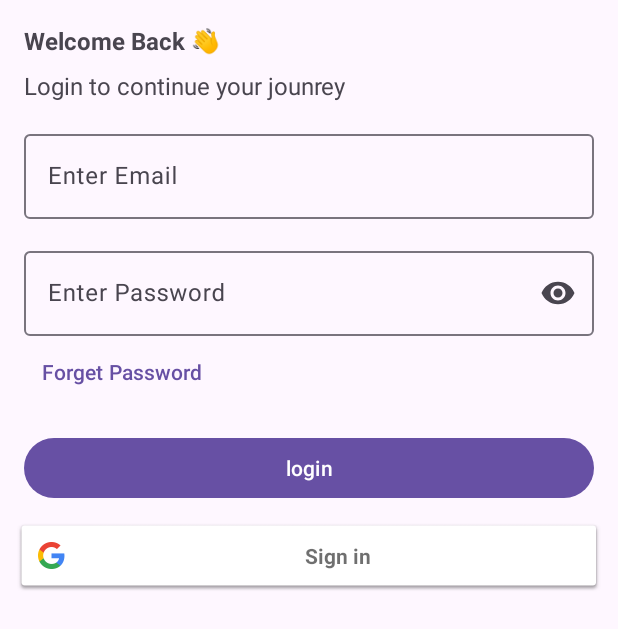
After one commit to neeldoshii/Habit-Tracker, an Android app: the LoginFragment screen opened through its navigation route, on a phone screen of 412 x 824 dp. The commit adds this screen. Shown: the top 629 px of the screen. Run offline under Robolectric (Android 15) with nearby library versions, the phone set to English and light mode, and no system bars.

Commit message:
Replaced `MainActivity` with `BaseActivity`
The `BaseActivity` serves as a container to decide what to load onboarding screen, login screen, or main HomeScreen.

TODO : Only one fragment iwll be needed for onboarding screen and it will be handled with viewpager for swipe. Remove `FragmentOnboardingOne`, `FragmentOnboardingTwo`, `FragmentOnboardingThree`.

```diff
--- a/app/src/main/AndroidManifest.xml
+++ b/app/src/main/AndroidManifest.xml
@@ -13,7 +13,10 @@
         android:theme="@style/Theme.HabitTracker"
         tools:targetApi="31">
         <activity
-            android:name=".MainActivity"
+            android:name=".afterlogin"
+            android:exported="false" />
+        <activity
+            android:name=".BaseActivity"
             android:exported="true">
             <intent-filter>
                 <action android:name="android.intent.action.MAIN" />
--- /dev/null
+++ b/app/src/main/java/com/example/habittracker/BaseActivity.kt
@@ -0,0 +1,46 @@
+package com.example.habittracker
+
+import android.os.Bundle
+import androidx.appcompat.app.AppCompatActivity
+
+class BaseActivity : AppCompatActivity() {
+    override fun onCreate(savedInstanceState: Bundle?) {
+        super.onCreate(savedInstanceState)
+        setContentView(R.layout.base_activity)
+
+        /*
+        if (alreadyloggedin()){
+            val intent = Intent(this,afterlogin::class.java)
+            startActivity(intent)
+        }
+
+        val loginbtn = findViewById<Button>(R.id.loginbtn)
+        loginbtn.setOnClickListener {
+
+            val sharedPreferences = this.getSharedPreferences("MySharedPrefference", Context.MODE_PRIVATE)
+                ?: return@setOnClickListener
+            with(sharedPreferences.edit()){
+                putBoolean("savedText",true)
+                apply()
+            }
+
+            val intent = Intent(this,afterlogin::class.java)
+            startActivity(intent)
+        }
+
+         */
+
+
+
+
+    }
+    /*
+    private fun alreadyloggedin(): Boolean {
+        val sharedPreferences = getSharedPreferences("MySharedPrefference", Context.MODE_PRIVATE)
+        return sharedPreferences.getBoolean("savedText", false)
+
+    }
+
+    */
+
+}
--- /dev/null
+++ b/app/src/main/java/com/example/habittracker/BaseFragment.kt
@@ -0,0 +1,59 @@
+package com.example.habittracker
+
+import android.os.Bundle
+import androidx.fragment.app.Fragment
+import android.view.LayoutInflater
+import android.view.View
+import android.view.ViewGroup
+
+// TODO: Rename parameter arguments, choose names that match
+// the fragment initialization parameters, e.g. ARG_ITEM_NUMBER
+private const val ARG_PARAM1 = "param1"
+private const val ARG_PARAM2 = "param2"
+
+/**
+ * A simple [Fragment] subclass.
+ * Use the [BaseFragment.newInstance] factory method to
+ * create an instance of this fragment.
+ */
+class BaseFragment : Fragment() {
+    // TODO: Rename and change types of parameters
+    private var param1: String? = null
+    private var param2: String? = null
+
+    override fun onCreate(savedInstanceState: Bundle?) {
+        super.onCreate(savedInstanceState)
+        arguments?.let {
+            param1 = it.getString(ARG_PARAM1)
+            param2 = it.getString(ARG_PARAM2)
+        }
+    }
+
+    override fun onCreateView(
+        inflater: LayoutInflater, container: ViewGroup?,
+        savedInstanceState: Bundle?
+    ): View? {
+        // Inflate the layout for this fragment
+        return inflater.inflate(R.layout.fragment_base, container, false)
+    }
+
+    companion object {
+        /**
+         * Use this factory method to create a new instance of
+         * this fragment using the provided parameters.
+         *
+         * @param param1 Parameter 1.
+         * @param param2 Parameter 2.
+         * @return A new instance of fragment BaseFragment.
+         */
+        // TODO: Rename and change types and number of parameters
+        @JvmStatic
+        fun newInstance(param1: String, param2: String) =
+            BaseFragment().apply {
+                arguments = Bundle().apply {
+                    putString(ARG_PARAM1, param1)
+                    putString(ARG_PARAM2, param2)
+                }
+            }
+    }
+}
--- /dev/null
+++ b/app/src/main/java/com/example/habittracker/LoginFragment.kt
@@ -0,0 +1,59 @@
+package com.example.habittracker
+
+import android.os.Bundle
+import android.view.LayoutInflater
+import android.view.View
+import android.view.ViewGroup
+import androidx.fragment.app.Fragment
+
+// TODO: Rename parameter arguments, choose names that match
+// the fragment initialization parameters, e.g. ARG_ITEM_NUMBER
+private const val ARG_PARAM1 = "param1"
+private const val ARG_PARAM2 = "param2"
+
+/**
+ * A simple [Fragment] subclass.
+ * Use the [LoginFragment.newInstance] factory method to
+ * create an instance of this fragment.
+ */
+class LoginFragment : Fragment() {
+    // TODO: Rename and change types of parameters
+    private var param1: String? = null
+    private var param2: String? = null
+
+    override fun onCreate(savedInstanceState: Bundle?) {
+        super.onCreate(savedInstanceState)
+        arguments?.let {
+            param1 = it.getString(ARG_PARAM1)
+            param2 = it.getString(ARG_PARAM2)
+        }
+    }
+
+    override fun onCreateView(
+        inflater: LayoutInflater, container: ViewGroup?,
+        savedInstanceState: Bundle?
+    ): View? {
+        // Inflate the layout for this fragment
+        return inflater.inflate(R.layout.fragment_login, container, false)
+    }
+
+    companion object {
+        /**
+         * Use this factory method to create a new instance of
+         * this fragment using the provided parameters.
+         *
+         * @param param1 Parameter 1.
+         * @param param2 Parameter 2.
+         * @return A new instance of fragment LoginFragment.
+         */
+        // TODO: Rename and change types and number of parameters
+        @JvmStatic
+        fun newInstance(param1: String, param2: String) =
+            LoginFragment().apply {
+                arguments = Bundle().apply {
+                    putString(ARG_PARAM1, param1)
+                    putString(ARG_PARAM2, param2)
+                }
+            }
+    }
+}
--- /dev/null
+++ b/app/src/main/res/layout/base_activity.xml
@@ -0,0 +1,17 @@
+<?xml version="1.0" encoding="utf-8"?>
+<androidx.constraintlayout.widget.ConstraintLayout xmlns:android="http://schemas.android.com/apk/res/android"
+    xmlns:app="http://schemas.android.com/apk/res-auto"
+    xmlns:tools="http://schemas.android.com/tools"
+    android:id="@+id/main"
+    android:layout_width="match_parent"
+    android:layout_height="match_parent"
+    tools:context=".BaseActivity">
+
+    <fragment
+        android:id="@+id/nav_host_fragment"
+        android:name="androidx.navigation.fragment.NavHostFragment"
+        android:layout_width="match_parent"
+        android:layout_height="match_parent"
+        app:navGraph="@navigation/onboarding_nav_graph" />
+
+</androidx.constraintlayout.widget.ConstraintLayout>
--- /dev/null
+++ b/app/src/main/res/layout/fragment_login.xml
@@ -0,0 +1,113 @@
+<?xml version="1.0" encoding="utf-8"?>
+<androidx.constraintlayout.widget.ConstraintLayout xmlns:android="http://schemas.android.com/apk/res/android"
+    xmlns:tools="http://schemas.android.com/tools"
+    android:layout_width="match_parent"
+    android:layout_height="match_parent"
+    xmlns:app="http://schemas.android.com/apk/res-auto">
+
+    <TextView
+        android:id="@+id/welcomeTV"
+        android:layout_width="match_parent"
+        android:layout_height="wrap_content"
+        android:layout_marginStart="16dp"
+        android:layout_marginTop="16dp"
+        android:layout_marginEnd="16dp"
+        android:text="Welcome Back 👋"
+        android:textSize="16sp"
+        android:textStyle="bold"
+        app:layout_constraintEnd_toEndOf="parent"
+        app:layout_constraintStart_toStartOf="parent"
+        app:layout_constraintTop_toTopOf="parent" />
+
+    <TextView
+        android:id="@+id/loginJourneyTV"
+        android:layout_width="match_parent"
+        android:layout_height="wrap_content"
+        android:layout_marginStart="16dp"
+        android:layout_marginTop="8dp"
+        android:layout_marginEnd="16dp"
+        android:text="Login to continue your jounrey"
+        android:textSize="16sp"
+        app:layout_constraintEnd_toEndOf="parent"
+        app:layout_constraintStart_toStartOf="parent"
+        app:layout_constraintTop_toBottomOf="@+id/welcomeTV" />
+
+    <com.google.android.material.textfield.TextInputLayout
+        android:id="@+id/emailField"
+        android:layout_width="match_parent"
+        android:layout_height="wrap_content"
+        android:layout_marginStart="16dp"
+        android:layout_marginTop="16dp"
+        android:layout_marginEnd="16dp"
+        android:hint="Enter Email"
+        app:layout_constraintEnd_toEndOf="parent"
+        app:layout_constraintStart_toStartOf="parent"
+        app:layout_constraintTop_toBottomOf="@+id/loginJourneyTV">
+
+        <com.google.android.material.textfield.TextInputEditText
+            android:id="@+id/emailInputText"
+            android:layout_width="match_parent"
+            android:layout_height="wrap_content"/>
+
+    </com.google.android.material.textfield.TextInputLayout>
+
+
+    <com.google.android.material.textfield.TextInputLayout
+        android:id="@+id/passwordField"
+        android:layout_width="match_parent"
+        android:layout_height="wrap_content"
+        android:layout_marginStart="@dimen/dimenStart16"
+        android:layout_marginTop="@dimen/dimenTop16"
+        android:layout_marginEnd="@dimen/dimenEnd16"
+        android:hint="Enter Password"
+        app:endIconMode="password_toggle"
+        app:layout_constraintEnd_toEndOf="parent"
+        app:layout_constraintStart_toStartOf="parent"
+        app:layout_constraintTop_toBottomOf="@+id/emailField">
+
+        <com.google.android.material.textfield.TextInputEditText
+            android:id="@+id/passwordInputText"
+            android:layout_width="match_parent"
+            android:layout_height="wrap_content"
+            android:inputType="textPassword" />
+
+    </com.google.android.material.textfield.TextInputLayout>
+
+    <Button
+        android:id="@+id/forgetButton"
+        style="@style/Widget.Material3.Button.TextButton"
+        android:layout_width="wrap_content"
+        android:layout_height="wrap_content"
+        android:layout_marginStart="@dimen/dimenStart16"
+        android:text="Forget Password"
+        app:layout_constraintStart_toStartOf="parent"
+        app:layout_constraintTop_toBottomOf="@+id/passwordField" />
+
+
+    <Button
+        android:id="@+id/loginButton"
+        android:layout_width="match_parent"
+        android:layout_height="wrap_content"
+        android:layout_marginStart="@dimen/dimenStart16"
+        android:layout_marginTop="16dp"
+        android:layout_marginEnd="@dimen/dimenEnd16"
+        android:text="login"
+        app:layout_constraintEnd_toEndOf="parent"
+        app:layout_constraintStart_toStartOf="parent"
+        app:layout_constraintTop_toBottomOf="@+id/forgetButton" />
+
+    <com.google.android.gms.common.SignInButton
+        android:id="@+id/google_button"
+        android:layout_width="match_parent"
+        android:layout_height="wrap_content"
+        android:layout_alignParentTop="true"
+        android:layout_margin="10dp"
+        android:layout_marginStart="10dp"
+        android:layout_marginEnd="9dp"
+        android:text="Text"
+        android:textSize="18sp"
+        app:layout_constraintEnd_toEndOf="parent"
+        app:layout_constraintStart_toStartOf="parent"
+        app:layout_constraintTop_toBottomOf="@+id/loginButton" />
+
+</androidx.constraintlayout.widget.ConstraintLayout>
--- /dev/null
+++ b/app/src/main/res/navigation/onboarding_nav_graph.xml
@@ -0,0 +1,44 @@
+<?xml version="1.0" encoding="utf-8"?>
+<navigation xmlns:android="http://schemas.android.com/apk/res/android"
+    xmlns:app="http://schemas.android.com/apk/res-auto"
+    xmlns:tools="http://schemas.android.com/tools"
+    android:id="@+id/onboarding_nav_graph"
+    app:startDestination="@id/baseFragment">
+    <fragment
+        android:id="@+id/onboardingFragmentOne"
+        android:name="com.example.habittracker.OnboardingFragmentOne"
+        android:label="fragment_onboarding_one"
+        tools:layout="@layout/fragment_onboarding_one" >
+        <action
+            android:id="@+id/action_onboardingFragmentOne_to_onboardingFragmentTwo"
+            app:destination="@id/onboardingFragmentTwo" />
+    </fragment>
+    <fragment
+        android:id="@+id/onboardingFragmentTwo"
+        android:name="com.example.habittracker.OnboardingFragmentTwo"
+        android:label="fragment_onboarding_two"
+        tools:layout="@layout/fragment_onboarding_two" >
+        <action
+            android:id="@+id/action_onboardingFragmentTwo_to_onboardingFragmentThree"
+            app:destination="@id/onboardingFragmentThree" />
+    </fragment>
+    <fragment
+        android:id="@+id/onboardingFragmentThree"
+        android:name="com.example.habittracker.OnboardingFragmentThree"
+        android:label="fragment_onboarding_three"
+        tools:layout="@layout/fragment_onboarding_three" />
+    <fragment
+        android:id="@+id/baseFragment"
+        android:name="com.example.habittracker.BaseFragment"
+        android:label="fragment_base"
+        tools:layout="@layout/fragment_base" >
+        <action
+            android:id="@+id/action_baseFragment2_to_onboardingFragmentOne"
+            app:destination="@id/onboardingFragmentOne" />
+    </fragment>
+    <fragment
+        android:id="@+id/loginFragment"
+        android:name="com.example.habittracker.LoginFragment"
+        android:label="fragment_login"
+        tools:layout="@layout/fragment_login" />
+</navigation>
--- /dev/null
+++ b/app/src/main/res/values/dimens.xml
@@ -0,0 +1,15 @@
+<?xml version="1.0" encoding="utf-8"?>
+<resources>
+
+    <!--Margin/Padding Start 16dp/-->
+    <dimen name="dimenStart16">16dp</dimen>
+
+    <!--Margin/Padding Top 16dp/-->
+    <dimen name="dimenTop16">16dp</dimen>
+
+    <!--Margin/Padding Bottom 16dp/-->
+    <dimen name="dimenBottom16">16dp</dimen>
+
+    <!--Margin/Padding End 16dp/-->
+    <dimen name="dimenEnd16">16dp</dimen>
+</resources>
--- a/app/src/main/res/values/strings.xml
+++ b/app/src/main/res/values/strings.xml
@@ -1,3 +1,5 @@
 <resources>
     <string name="app_name">Habit Tracker</string>
+    <!-- TODO: Remove or change this placeholder text -->
+    <string name="hello_blank_fragment">Hello blank fragment</string>
 </resources>
```
Also changed, not shown: app/src/main/java/com/example/habittracker/OnboardingFragmentOne.kt (added, +66 -0 lines), app/src/main/java/com/example/habittracker/OnboardingFragmentThree.kt (added, +67 -0 lines), app/src/main/java/com/example/habittracker/OnboardingFragmentTwo.kt (added, +67 -0 lines), app/src/main/java/com/example/habittracker/afterlogin.kt (renamed from app/src/main/java/com/example/habittracker/MainActivity.kt, +10 -6 lines), app/src/main/res/layout/activity_afterlogin.xml (renamed from app/src/main/res/layout/activity_main.xml, +4 -3 lines), app/src/main/res/layout/fragment_base.xml (added, +8 -0 lines), app/src/main/res/layout/fragment_onboarding_one.xml (added, +15 -0 lines), app/src/main/res/layout/fragment_onboarding_three.xml (added, +15 -0 lines), app/src/main/res/layout/fragment_onboarding_two.xml (added, +14 -0 lines).
